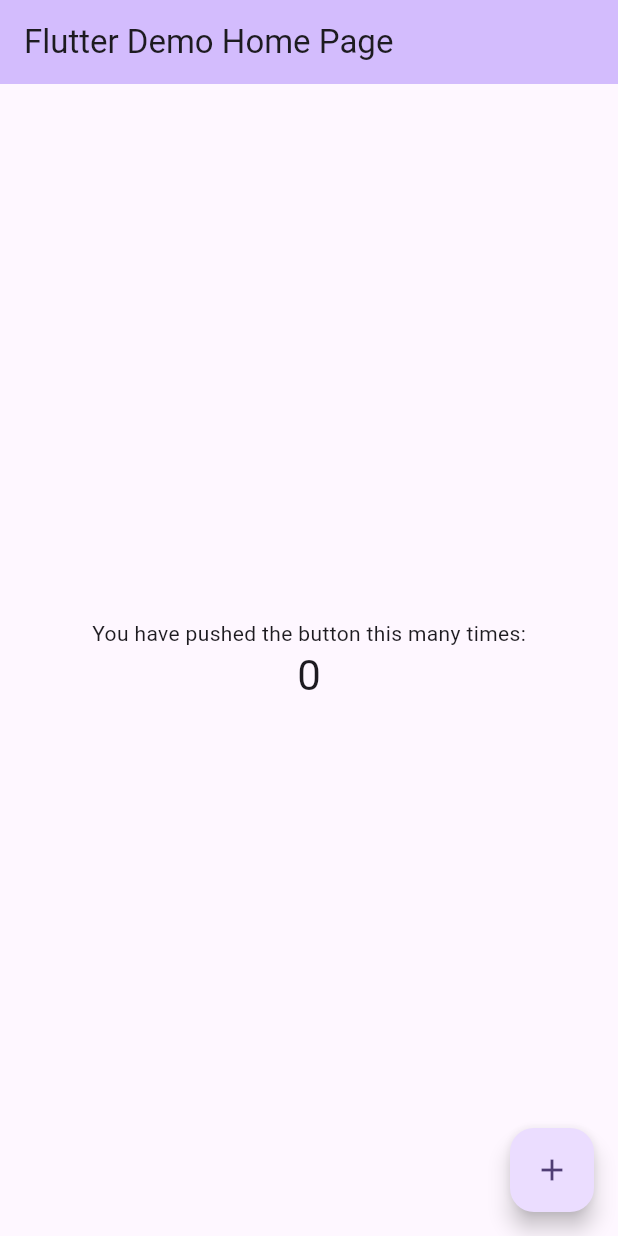
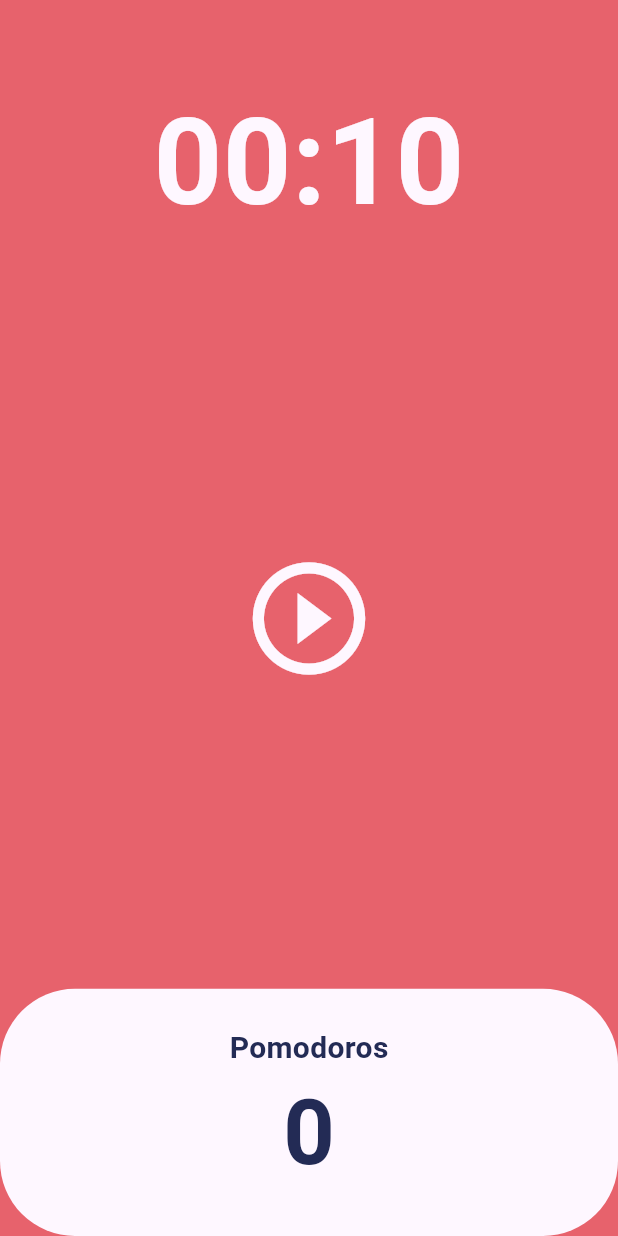
Before and after one commit to glossybigbro/flutter-for-beginners, a Flutter app: the screen it shows after launch, on a phone screen of 412 x 824 dp. Run offline on Flutter 3.47's test engine with Material 3 defaults, Android fonts, the phone set to English and light mode, and no system bars.

```diff
--- a/packages/pomodoro/lib/main.dart
+++ b/packages/pomodoro/lib/main.dart
@@ -1,4 +1,5 @@
 import 'package:flutter/material.dart';
+import 'package:pomodoro/screens/home_screen.dart';
 
 void main() {
   runApp(const MyApp());
@@ -7,116 +8,19 @@ void main() {
 class MyApp extends StatelessWidget {
   const MyApp({super.key});
 
-  // This widget is the root of your application.
   @override
   Widget build(BuildContext context) {
     return MaterialApp(
       title: 'Flutter Demo',
       theme: ThemeData(
-        // This is the theme of your application.
-        //
-        // TRY THIS: Try running your application with "flutter run". You'll see
-        // the application has a purple toolbar. Then, without quitting the app,
-        // try changing the seedColor in the colorScheme below to Colors.green
-        // and then invoke "hot reload" (save your changes or press the "hot
-        // reload" button in a Flutter-supported IDE, or press "r" if you used
-        // the command line to start the app).
-        //
-        // Notice that the counter didn't reset back to zero; the application
-        // state is not lost during the reload. To reset the state, use hot
-        // restart instead.
-        //
-        // This works for code too, not just values: Most code changes can be
-        // tested with just a hot reload.
+        scaffoldBackgroundColor: Color(0xFFE7626C),
+        textTheme: TextTheme(
+          headlineLarge: TextStyle(color: Color(0xFF232B55)),
+        ),
+        canvasColor: Color(0xFFF4EDDB),
         colorScheme: .fromSeed(seedColor: Colors.deepPurple),
       ),
-      home: const MyHomePage(title: 'Flutter Demo Home Page'),
+      home: const HomeScreen(),
     );
   }
 }
-
-class MyHomePage extends StatefulWidget {
-  const MyHomePage({super.key, required this.title});
-
-  // This widget is the home page of your application. It is stateful, meaning
-  // that it has a State object (defined below) that contains fields that affect
-  // how it looks.
-
-  // This class is the configuration for the state. It holds the values (in this
-  // case the title) provided by the parent (in this case the App widget) and
-  // used by the build method of the State. Fields in a Widget subclass are
-  // always marked "final".
-
-  final String title;
-
-  @override
-  State<MyHomePage> createState() => _MyHomePageState();
-}
-
-class _MyHomePageState extends State<MyHomePage> {
-  int _counter = 0;
-
-  void _incrementCounter() {
-    setState(() {
-      // This call to setState tells the Flutter framework that something has
-      // changed in this State, which causes it to rerun the build method below
-      // so that the display can reflect the updated values. If we changed
-      // _counter without calling setState(), then the build method would not be
-      // called again, and so nothing would appear to happen.
-      _counter++;
-    });
-  }
-
-  @override
-  Widget build(BuildContext context) {
-    // This method is rerun every time setState is called, for instance as done
-    // by the _incrementCounter method above.
-    //
-    // The Flutter framework has been optimized to make rerunning build methods
-    // fast, so that you can just rebuild anything that needs updating rather
-    // than having to individually change instances of widgets.
-    return Scaffold(
-      appBar: AppBar(
-        // TRY THIS: Try changing the color here to a specific color (to
-        // Colors.amber, perhaps?) and trigger a hot reload to see the AppBar
-        // change color while the other colors stay the same.
-        backgroundColor: Theme.of(context).colorScheme.inversePrimary,
-        // Here we take the value from the MyHomePage object that was created by
-        // the App.build method, and use it to set our appbar title.
-        title: Text(widget.title),
-      ),
-      body: Center(
-        // Center is a layout widget. It takes a single child and positions it
-        // in the middle of the parent.
-        child: Column(
-          // Column is also a layout widget. It takes a list of children and
-          // arranges them vertically. By default, it sizes itself to fit its
-          // children horizontally, and tries to be as tall as its parent.
-          //
-          // Column has various properties to control how it sizes itself and
-          // how it positions its children. Here we use mainAxisAlignment to
-          // center the children vertically; the main axis here is the vertical
-          // axis because Columns are vertical (the cross axis would be
-          // horizontal).
-          //
-          // TRY THIS: Invoke "debug painting" (choose the "Toggle Debug Paint"
-          // action in the IDE, or press "p" in the console), to see the
-          // wireframe for each widget.
-          mainAxisAlignment: .center,
-          children: [
-            const Text('You have pushed the button this many times:'),
-            Text(
-              '$_counter',
-              style: Theme.of(context).textTheme.headlineMedium,
-            ),
-          ],
-        ),
-      ),
-      floatingActionButton: FloatingActionButton(
-        onPressed: _incrementCounter,
-        tooltip: 'Increment',
-        child: const Icon(Icons.add),
-      ),
-    );
-  }
-}
--- /dev/null
+++ b/packages/pomodoro/lib/screens/home_screen.dart
@@ -0,0 +1,250 @@
+import 'dart:async';
+
+import 'package:flutter/material.dart';
+
+class HomeScreen extends StatefulWidget {
+  const HomeScreen({super.key});
+
+  @override
+  State<HomeScreen> createState() => _HomeScreenState();
+}
+
+class _HomeScreenState extends State<HomeScreen> {
+  static const twentyFiveMinutes = 10;
+  int totalSeconds = twentyFiveMinutes;
+  bool isRunning = false;
+  int totalPomodoros = 0;
+  late Timer timer;
+
+  void onTick(Timer timer) {
+    if (totalSeconds == 0) {
+      setState(() {
+        totalPomodoros = totalPomodoros + 1;
+        isRunning = false;
+        totalSeconds = twentyFiveMinutes;
+      });
+
+      timer.cancel();
+    } else {
+      setState(() {
+        totalSeconds = totalSeconds - 1;
+      });
+    }
+  }
+
+  void onStartPressed() {
+    timer = Timer.periodic(Duration(seconds: 1), onTick);
+
+    setState(() {
+      isRunning = true;
+    });
+  }
+
+  void onPausePressed() {
+    timer.cancel();
+
+    setState(() {
+      isRunning = false;
+    });
+  }
+
+  void onTimerResetPressed() {
+    if (isRunning) {
+      timer.cancel();
+    }
+
+    setState(() {
+      isRunning = false;
+      totalSeconds = twentyFiveMinutes;
+    });
+  }
+
+  void onFullResetPressed() {
+    if (isRunning) {
+      timer.cancel();
+    }
+
+    setState(() {
+      isRunning = false;
+      totalSeconds = twentyFiveMinutes;
+      totalPomodoros = 0;
+    });
+  }
+
+  String format(int seconds) {
+    var duration = Duration(seconds: seconds);
+    return duration.toString().split(".").first.substring(2, 7);
+  }
+
+  @override
+  Widget build(BuildContext context) {
+    return Scaffold(
+      backgroundColor: Theme.of(context).scaffoldBackgroundColor,
+      body: Column(
+        children: [
+          Flexible(
+            flex: 1,
+            child: Container(
+              alignment: Alignment.bottomCenter,
+              child: Text(
+                format(totalSeconds),
+                style: TextStyle(
+                  color: Theme.of(context).cardColor,
+                  fontSize: 80,
+                  fontWeight: FontWeight.w600,
+                ),
+              ),
+            ),
+          ),
+          Flexible(
+            flex: 3,
+            child: Center(
+              child: Row(
+                mainAxisAlignment: MainAxisAlignment.center,
+                children: [
+                  IconButton(
+                    iconSize: 90,
+                    color: Theme.of(context).cardColor,
+                    onPressed: isRunning ? onPausePressed : onStartPressed,
+                    icon: Icon(
+                      isRunning
+                          ? Icons.pause_circle_filled_outlined
+                          : Icons.play_circle_outline,
+                    ),
+                  ),
+                  AnimatedSwitcher(
+                    duration: Duration(milliseconds: 300),
+                    transitionBuilder: (child, animation) {
+                      return ScaleTransition(
+                        scale: animation,
+                        child: FadeTransition(
+                          opacity: animation,
+                          child: child,
+                        ),
+                      );
+                    },
+                    child: (isRunning || totalSeconds != twentyFiveMinutes)
+                        ? Row(
+                            key: ValueKey('reset_button'),
+                            children: [
+                              SizedBox(width: 20),
+                              IconButton(
+                                iconSize: 90,
+                                color: Theme.of(context).cardColor,
+                                onPressed: onTimerResetPressed,
+                                icon: Icon(Icons.refresh_rounded),
+                              ),
+                            ],
+                          )
+                        : SizedBox(key: ValueKey('empty')),
+                  ),
+                ],
+              ),
+            ),
+          ),
+          Flexible(
+            flex: 1,
+            child: Row(
+              children: [
+                Expanded(
+                  child: Container(
+                    decoration: BoxDecoration(
+                      color: Theme.of(context).cardColor,
+                      borderRadius: BorderRadius.circular(50),
+                    ),
+                    child: Column(
+                      mainAxisAlignment: MainAxisAlignment.center,
+                      children: [
+                        Row(
+                          mainAxisAlignment: MainAxisAlignment.center,
+                          children: [
+                            Text(
+                              'Pomodoros',
+                              style: TextStyle(
+                                fontSize: 20,
+                                fontWeight: FontWeight.w600,
+                                color: Theme.of(
+                                  context,
+                                ).textTheme.headlineLarge!.color,
+                              ),
+                            ),
+                            AnimatedSwitcher(
+                              duration: Duration(milliseconds: 300),
+                              transitionBuilder: (child, animation) {
+                                return ScaleTransition(
+                                  scale: animation,
+                                  child: FadeTransition(
+                                    opacity: animation,
+                                    child: child,
+                                  ),
+                                );
+                              },
+                              child: totalPomodoros >= 1
+                                  ? Row(
+                                      key: ValueKey('full_reset_button'),
+                                      children: [
+                                        SizedBox(width: 10),
+                                        IconButton(
+                                          iconSize: 24,
+                                          color: Theme.of(
+                                            context,
+                                          ).textTheme.headlineLarge!.color,
+                                          onPressed: () {
+                                            showDialog(
+                                              context: context,
+                                              builder: (BuildContext context) {
+                                                return AlertDialog(
+                                                  title: Text('전체 리셋'),
+                                                  content: Text(
+                                                      '타이머와 포모도로 카운트를 모두 초기화하시겠습니까?'),
+                                                  actions: [
+                                                    TextButton(
+                                                      onPressed: () {
+                                                        Navigator.of(context)
+                                                            .pop();
+                                                      },
+                                                      child: Text('취소'),
+                                                    ),
+                                                    TextButton(
+                                                      onPressed: () {
+                                                        Navigator.of(context)
+                                                            .pop();
+                                                        onFullResetPressed();
+                                                      },
+                                                      child: Text('확인'),
+                                                    ),
+                                                  ],
+                                                );
+                                              },
+                                            );
+                                          },
+                                          icon: Icon(Icons.restart_alt),
+                                        ),
+                                      ],
+                                    )
+                                  : SizedBox(key: ValueKey('empty')),
+                            ),
+                          ],
+                        ),
+                        Text(
+                          '$totalPomodoros',
+                          style: TextStyle(
+                            fontSize: 60,
+                            fontWeight: FontWeight.w600,
+                            color: Theme.of(
+                              context,
+                            ).textTheme.headlineLarge!.color,
+                          ),
+                        ),
+                      ],
+                    ),
+                  ),
+                ),
+              ],
+            ),
+          ),
+        ],
+      ),
+    );
+  }
+}
```
Also changed, not shown: 1 other file.
